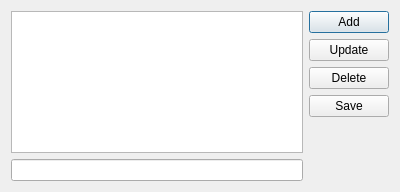
Before: the Qt Designer form ui/edit_history.ui in msilveus/AtTerminal, drawn with Qt 5.
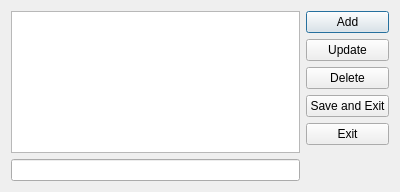
After: the same form once the commit is applied.

What changed in the file:
```diff
--- a/ui/edit_history.ui
+++ b/ui/edit_history.ui
@@ -50,7 +50,14 @@
      <item>
       <widget class="QPushButton" name="btnSave">
        <property name="text">
-        <string>Save</string>
+        <string>Save and Exit</string>
+       </property>
+      </widget>
+     </item>
+     <item>
+      <widget class="QPushButton" name="btnExit">
+       <property name="text">
+        <string>Exit</string>
        </property>
       </widget>
      </item>
```
